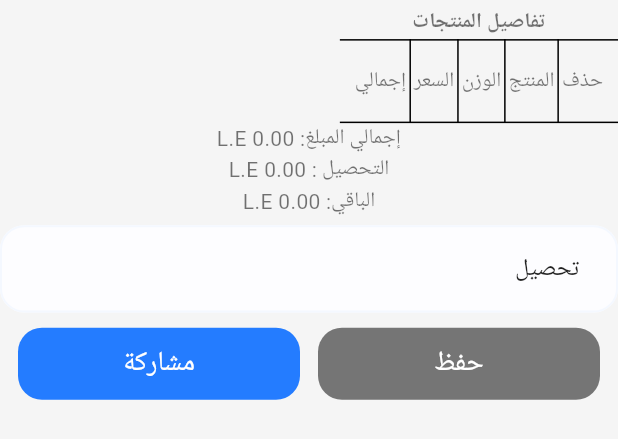
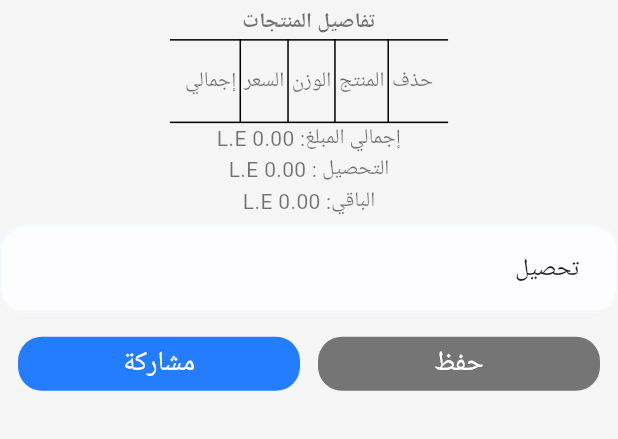
Before and after one commit to Ahmednahrawy/arqamy, a Flutter app: the InvoiceSummaryBottomSheet widget shown alone on an empty page, opened directly with empty values, on a phone screen of 412 x 824 dp. Shown: the top 439 px of the screen. Run offline on Flutter 3.47's test engine with Material 3 defaults, Android fonts, the phone set to English and light mode, and no system bars; our stand-ins replace dropdown_search, firebase_core, flutter_screenutil, google_fonts, image_picker, pdf and 2 more; accounts and stored records are empty.

Commit message:
Copilo Changes 9

```diff
--- a/lib/core/widgets/text_button.dart
+++ b/lib/core/widgets/text_button.dart
@@ -24,7 +24,7 @@ class AppTextButton extends StatelessWidget {
 
   @override
   Widget build(BuildContext context) {
-    return TextButton(
+    final button = TextButton(
       style: ButtonStyle(
         shape: WidgetStatePropertyAll<RoundedRectangleBorder>(
           RoundedRectangleBorder(
@@ -34,14 +34,14 @@ class AppTextButton extends StatelessWidget {
         backgroundColor: WidgetStatePropertyAll(
           backgroundColor ?? ColorsManager.mainBlue,
         ),
-        padding: WidgetStateProperty.all<EdgeInsets>(
+        padding: WidgetStatePropertyAll<EdgeInsets>(
           EdgeInsets.symmetric(
             horizontal: horizontalPadding ?? 12,
             vertical: verticalPadding ?? 14,
           ),
         ),
-        minimumSize: WidgetStatePropertyAll<Size>(
-          Size(double.infinity, buttonHeight ?? 48),
+        minimumSize: const WidgetStatePropertyAll<Size>(
+          Size(0, 0),
         ),
         maximumSize: WidgetStatePropertyAll(
           Size(double.infinity, buttonHeight ?? double.infinity),
@@ -53,5 +53,8 @@ class AppTextButton extends StatelessWidget {
         style: textStyle,
       ),
     );
+    return buttonHeight == null
+        ? button
+        : SizedBox(height: buttonHeight, child: button);
   }
 }
--- a/lib/features/orderscreen/ui/widgets/invoice_summary_bottomsheet.dart
+++ b/lib/features/orderscreen/ui/widgets/invoice_summary_bottomsheet.dart
@@ -74,10 +74,11 @@ class _InvoiceSummaryBottomSheetState extends State<InvoiceSummaryBottomSheet> {
                   verticalSpace(5),
                   SizedBox(
                     width: size.width,
-                    child: const SingleChildScrollView(
-                      scrollDirection: Axis.horizontal,
-                      child: MyDataTable(isInModal: true),
-                    ),
+                    // child: const SingleChildScrollView(
+                    //   scrollDirection: Axis.horizontal,
+                    //   child: MyDataTable(isInModal: true),
+                    // ),
+                    child: const MyDataTable(isInModal: true),
                   ),
                   Column(
                     mainAxisAlignment: MainAxisAlignment.end,
```
Also changed, not shown: lib/features/orderscreen/ui/pages/order_screen.dart (+44 -13 lines), lib/features/orderscreen/ui/widgets/my_data_table.dart (+58 -16 lines), 1 other file.
